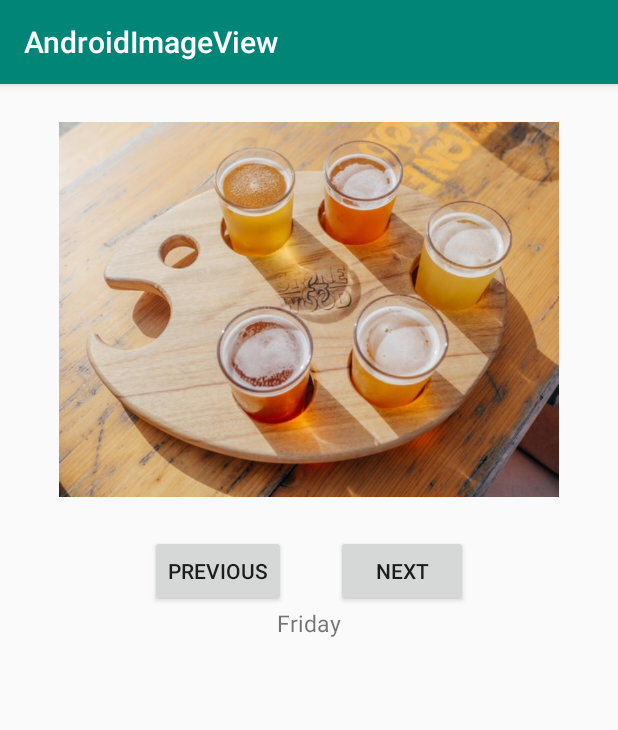
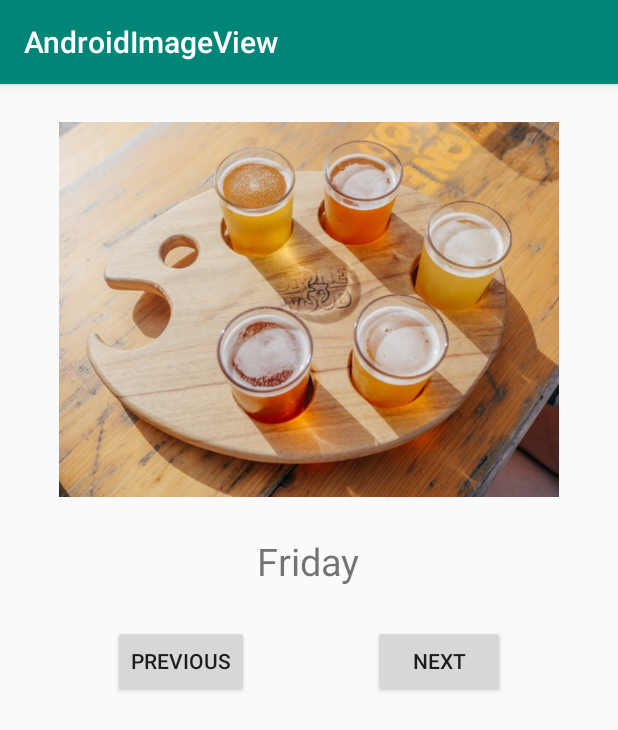
Before and after one commit to Diceon/AndroidImageGallery, an Android app: the screen it shows after launch (MainActivity), after a tap on "NEXT", on a phone screen of 412 x 824 dp. Shown: the top 730 px of the screen. Run offline under Robolectric (Android 15) with nearby library versions, the phone set to English and light mode, and no system bars.

Commit message:
Description - moved under image, improved logic

```diff
--- a/app/src/main/java/lt/vtvpmc/ems/zp18_2/androidimageview/MainActivity.java
+++ b/app/src/main/java/lt/vtvpmc/ems/zp18_2/androidimageview/MainActivity.java
@@ -46,6 +46,8 @@ public class MainActivity extends AppCompatActivity {
 
                     if (current_image_index < imageDesc.length) {
                         textDesc.setText(imageDesc[current_image_index]);
+                    } else {
+                        textDesc.setText("...");
                     }
 
                 } catch (Exception e) {
@@ -64,6 +66,8 @@ public class MainActivity extends AppCompatActivity {
 
                     if (current_image_index < imageDesc.length) {
                         textDesc.setText(imageDesc[current_image_index]);
+                    } else {
+                        textDesc.setText("...");
                     }
 
                 } catch (Exception e) {
--- a/app/src/main/res/layout/activity_main.xml
+++ b/app/src/main/res/layout/activity_main.xml
@@ -15,13 +15,23 @@
         android:layout_marginBottom="25dp"
         android:src="@drawable/icon" />
 
+    <TextView
+        android:id="@+id/textviewDescription"
+        android:layout_width="wrap_content"
+        android:layout_height="wrap_content"
+        android:layout_below="@id/imageView"
+        android:layout_centerHorizontal="true"
+        android:layout_marginBottom="25dp"
+        android:text="..."
+        android:textSize="25sp" />
+
     <RelativeLayout
         android:id="@+id/layoutNavBtns"
         android:layout_width="wrap_content"
         android:layout_height="wrap_content"
-        android:layout_below="@id/imageView"
+        android:layout_below="@id/textviewDescription"
         android:layout_centerHorizontal="true"
-        android:layout_marginHorizontal="100dp">
+        android:layout_marginHorizontal="75dp">
 
         <Button
             android:id="@+id/btnPrevious"
@@ -38,13 +48,4 @@
 
     </RelativeLayout>
 
-    <TextView
-        android:id="@+id/textviewDescription"
-        android:layout_width="wrap_content"
-        android:layout_height="wrap_content"
-        android:layout_below="@id/layoutNavBtns"
-        android:layout_centerHorizontal="true"
-        android:text="..."
-        android:textSize="15sp" />
-
 </RelativeLayout>
```
